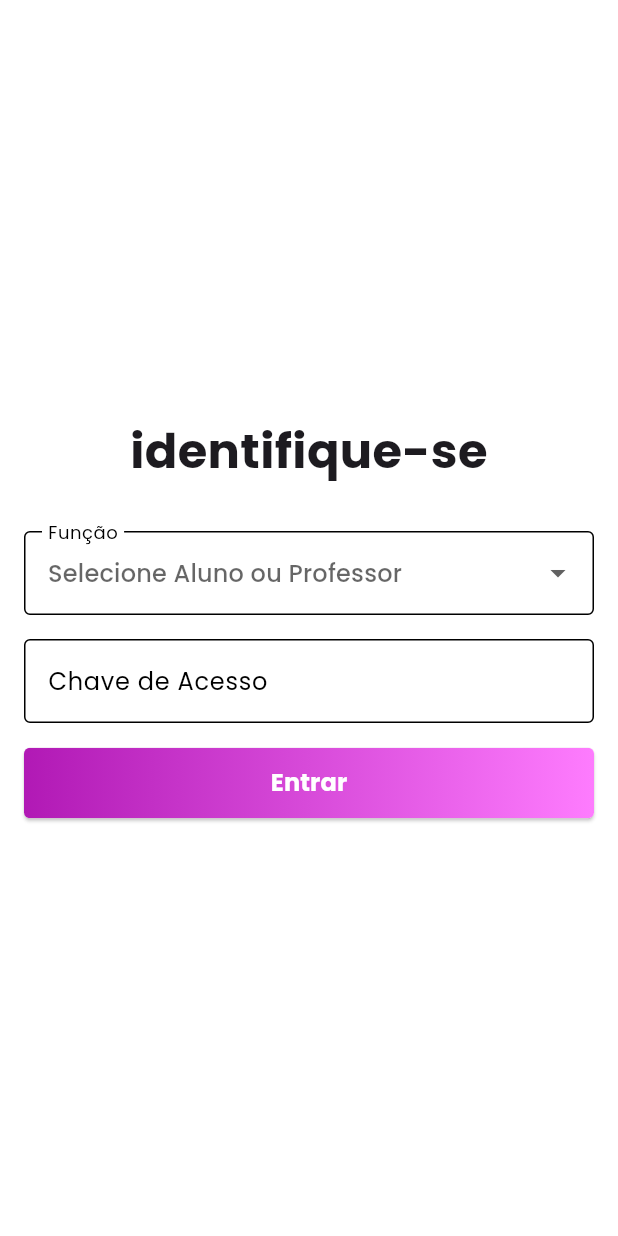
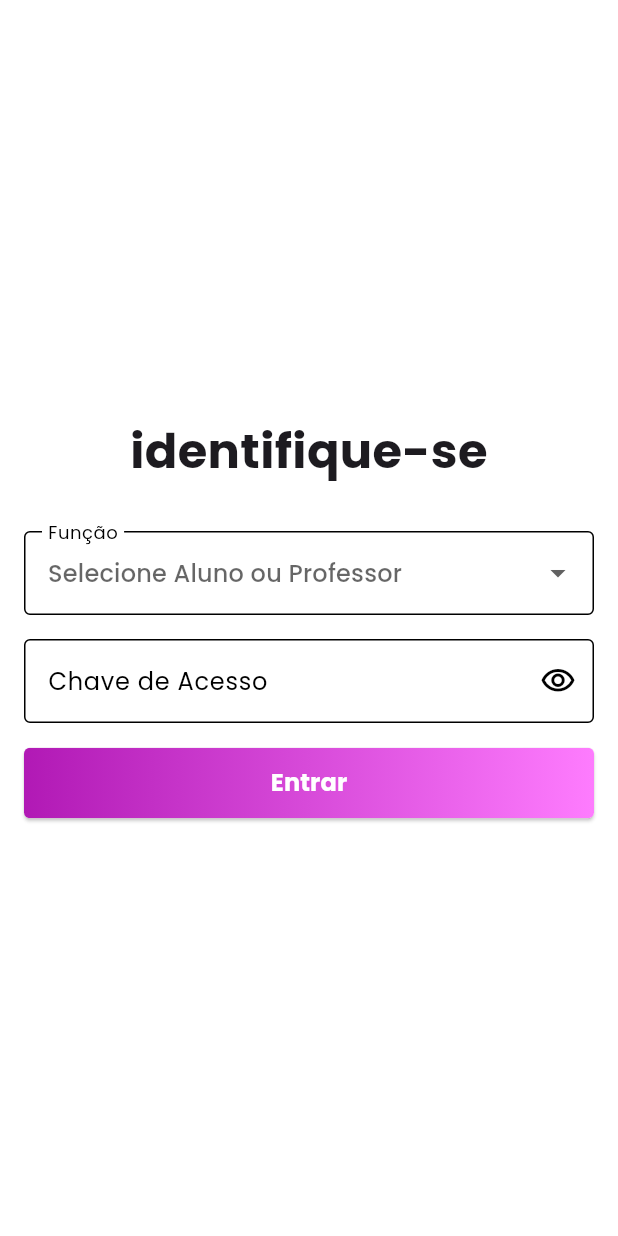
Before and after one commit to VitorDeQuadra/-Tribute_Graduation, a Flutter app: the screen it shows after launch, on a phone screen of 412 x 824 dp. Run offline on Flutter 3.47's test engine with Material 3 defaults, Android fonts, the phone set to English and light mode, and no system bars; our stand-ins replace google_fonts, shared_preferences.

Commit message:
Complete pages

```diff
--- a/lib/main.dart
+++ b/lib/main.dart
@@ -12,7 +12,7 @@ class MyApp extends StatelessWidget {
   @override
   Widget build(BuildContext context) {
     return MaterialApp(
-      title: 'Flutter Demo',
+      title: 'Obrigado 4IA',
       theme: ThemeData(
         scaffoldBackgroundColor: Color(0XFFFFFFFF),
         focusColor: Color(0XFFFFECFF),
--- a/lib/pages/login.page.dart
+++ b/lib/pages/login.page.dart
@@ -17,6 +17,8 @@ class _LoginPageState extends State<LoginPage> {
 
   final List<String> studentPasswords = ['amigos do coração'];
   final List<String> teacherPasswords = ['companheiros de vida'];
+
+  late bool viewPassword = false;
 
   void _validateAndNavigate() {
     String password = _passwordController.text.trim();
@@ -98,8 +100,16 @@ class _LoginPageState extends State<LoginPage> {
               decoration: InputDecoration(
                 border: OutlineInputBorder(),
                 labelText: 'Chave de Acesso',
+                suffixIcon: IconButton(
+                  onPressed: () {
+                    setState(() {
+                      viewPassword = !viewPassword;
+                    });
+                  },
+                  icon: Icon(viewPassword ? Icons.visibility_off_outlined : Icons.visibility_outlined)
+                )
               ),
-              obscureText: true,
+              obscureText: !viewPassword,
             ),
             SizedBox(height: 16.0),
             Row(
```
Also changed, not shown: docs/assets/fonts/MaterialIcons-Regular.otf, 3 other files.
